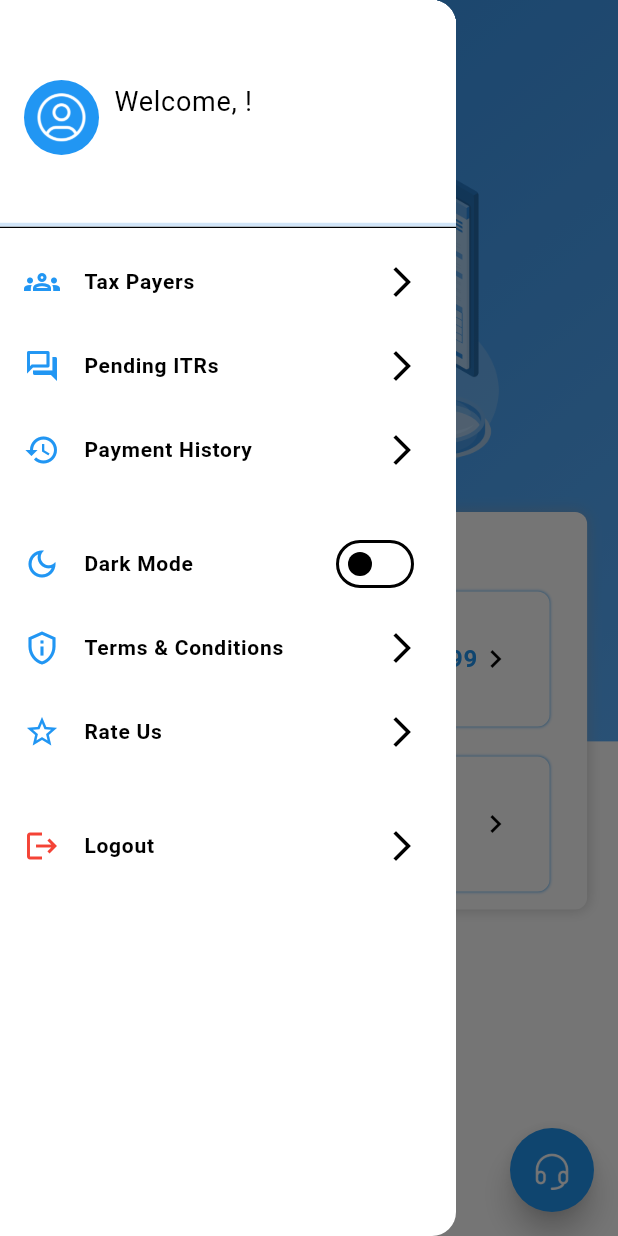
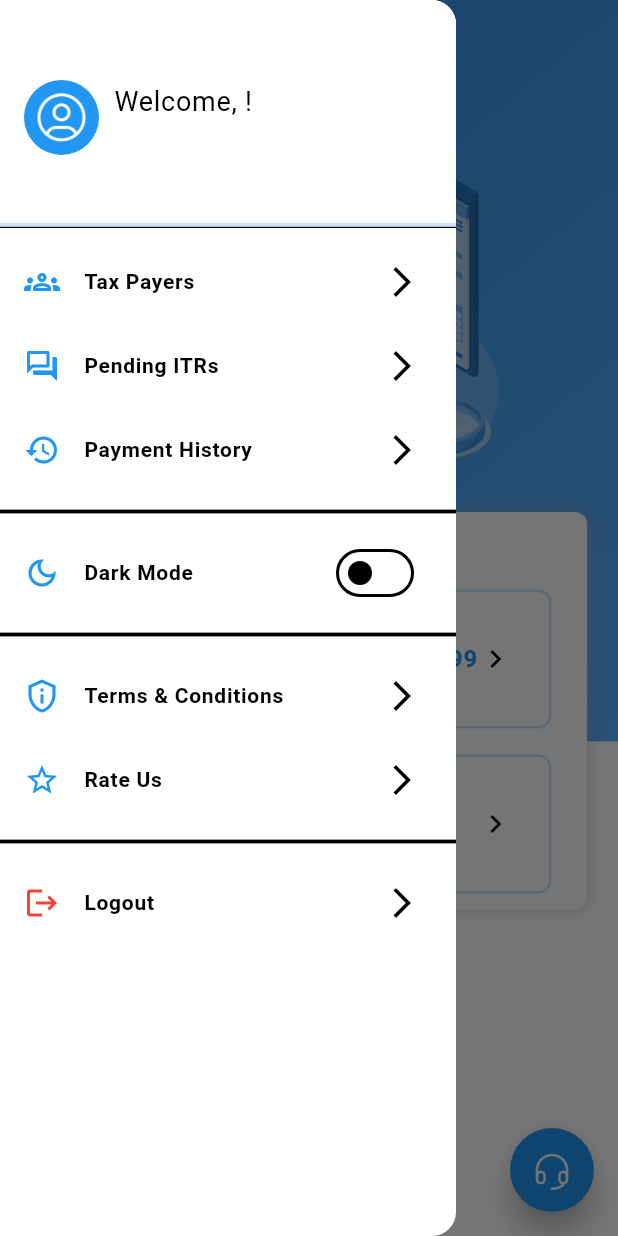
Before and after one commit to null-saurabh/ITR_App, a Flutter app: the HomePage screen opened directly, with the side drawer open, on a phone screen of 412 x 824 dp. Run offline on Flutter 3.47's test engine with Material 3 defaults, Android fonts, the light colour scheme and no system bars; drawn by our look-alikes of flutter_speed_dial; our stand-ins replace dotted_line, file_picker, flutter_secure_storage, shared_preferences; missing offline and left inert: razorpay_flutter; accounts and stored records are empty.

Commit message:
term_and_condition

```diff
--- a/lib/view/screen/homepage.dart
+++ b/lib/view/screen/homepage.dart
@@ -118,16 +118,17 @@ class _HomePageState extends State<HomePage> {
                               style: TextStyle(
                                 fontSize: 20,
                                 fontWeight: FontWeight.bold,
+                                color: Colors.white,
                               ),
                             ),
-                            Icon(Icons.arrow_forward_rounded),
+                            Icon(Icons.arrow_forward_rounded,color: Colors.white,),
                           ],
                         ),
                       );
                     }
                     else {
                       // Return an empty container if no orders are present
-                      return  SizedBox(width: 1,);
+                      return  const SizedBox(width: 1,);
                     }
                   },
                 ),
--- a/lib/view/screen/select_person.dart
+++ b/lib/view/screen/select_person.dart
@@ -22,7 +22,7 @@ class SelectPerson extends StatelessWidget {
       bottomNavigationBar: BottomNavigationButton(
         text: "Add New Person",
         icon: Icons.add_circle_outline,
-        elevation: true,
+        elevation: false,
         onTap: () => showAddPersonBottomSheet(context),
       ),
       body: Consumer<ApiProvider>(
--- a/lib/view/utils/drawer.dart
+++ b/lib/view/utils/drawer.dart
@@ -3,6 +3,7 @@ import 'package:itr_app/view/screen/login_page.dart';
 import 'package:itr_app/view/screen/payment_history.dart';
 import 'package:itr_app/view/screen/pending_itr.dart';
 import 'package:itr_app/view/screen/select_person.dart';
+import 'package:itr_app/view/screen/term_and_condition_page.dart';
 import 'package:itr_app/view_model/provider/api_provider.dart';
 import 'package:itr_app/view_model/provider/theme_changer_provider.dart';
 import 'package:provider/provider.dart';
@@ -62,16 +63,39 @@ class DrawerUi extends StatelessWidget {
           ),
           DrawerListTile(title:"Tax Payers", icon: Icons.groups_outlined,onTap:(){ Navigator.push(
               context, MaterialPageRoute(builder: (context) => const SelectPerson())); }),
-          DrawerListTile(title:"Pending ITRs", icon: Icons.question_answer_outlined,onTap:(){ Navigator.push(
+          DrawerListTile(title:"Pending ITRs", icon: Icons.question_answer_outlined,onTap:(){
+            Navigator.push(
               context, MaterialPageRoute(builder: (context) => const PendingItr())); }),
           DrawerListTile(title:"Payment History", icon: Icons.history,onTap:(){ Navigator.push(
                context, MaterialPageRoute(builder: (context) => const PaymentHistoryScreen())); }),
-          const SizedBox(height: 20),
+          // const SizedBox(height: 20),
+          const SizedBox(height: 5,),
+          const Divider(thickness: 2.5,
+            // color: Color(0xFF1B7FDB).withOpacity(0.2),
+          ),
+          const SizedBox(height: 5,),
+
           const DrawerListTile(title:"Dark Mode", icon: Icons.dark_mode_outlined,widgetName: "Switch",),
-          const DrawerListTile(title:"Terms & Conditions", icon: Icons.privacy_tip_outlined),
+          // const SizedBox(height: 20),
+          const SizedBox(height: 5,),
+
+          const Divider(thickness: 2.5,
+            // color: Color(0xFF1B7FDB).withOpacity(0.2),
+          ),
+          const SizedBox(height: 5,),
+
+          DrawerListTile(title:"Terms & Conditions", icon: Icons.privacy_tip_outlined,onTap:(){
+            Navigator.push(
+                context, MaterialPageRoute(builder: (context) => const TermsAndConditionsPage())); }),
           // const DrawerListTile(title:"FAQs", icon: Icons.question_answer_outlined),
           const DrawerListTile(title:"Rate Us", icon: Icons.star_border_outlined),
-          const SizedBox(height: 20),
+          const SizedBox(height: 5,),
+           const Divider(thickness: 2.5,
+             // color: Color(0xFF1B7FDB).withOpacity(0.2),
+           ),
+          const SizedBox(height: 5,),
+
+          // const SizedBox(height: 20),
           DrawerListTile(title:"Logout", icon: Icons.logout,color: Colors.red,onTap:()=> _handleLogout(context)),
 
         ],
@@ -108,7 +132,7 @@ class DrawerListTile extends StatelessWidget {
       leading: Icon(icon,color: color,),
       title: Text(title,style: const TextStyle(fontSize: 14,fontWeight: FontWeight.w600),),
       trailing: widgetName == "Arrow"
-      ? const Icon(Icons.arrow_forward_ios,)
+      ? Icon(Icons.arrow_forward_ios,color: Provider.of<ThemeChanger>(context).themeMode == ThemeMode.dark ? Colors.white : null)
       : Consumer<ThemeChanger>(builder: (context, theme, _) {
         return Switch(
           value: theme.themeMode == ThemeMode.dark,
```
Also changed, not shown: lib/view/screen/term_and_condition_page.dart (added, +137 -0 lines), lib/view/utils/bottomsheet_add_person.dart (+9 -3 lines).
